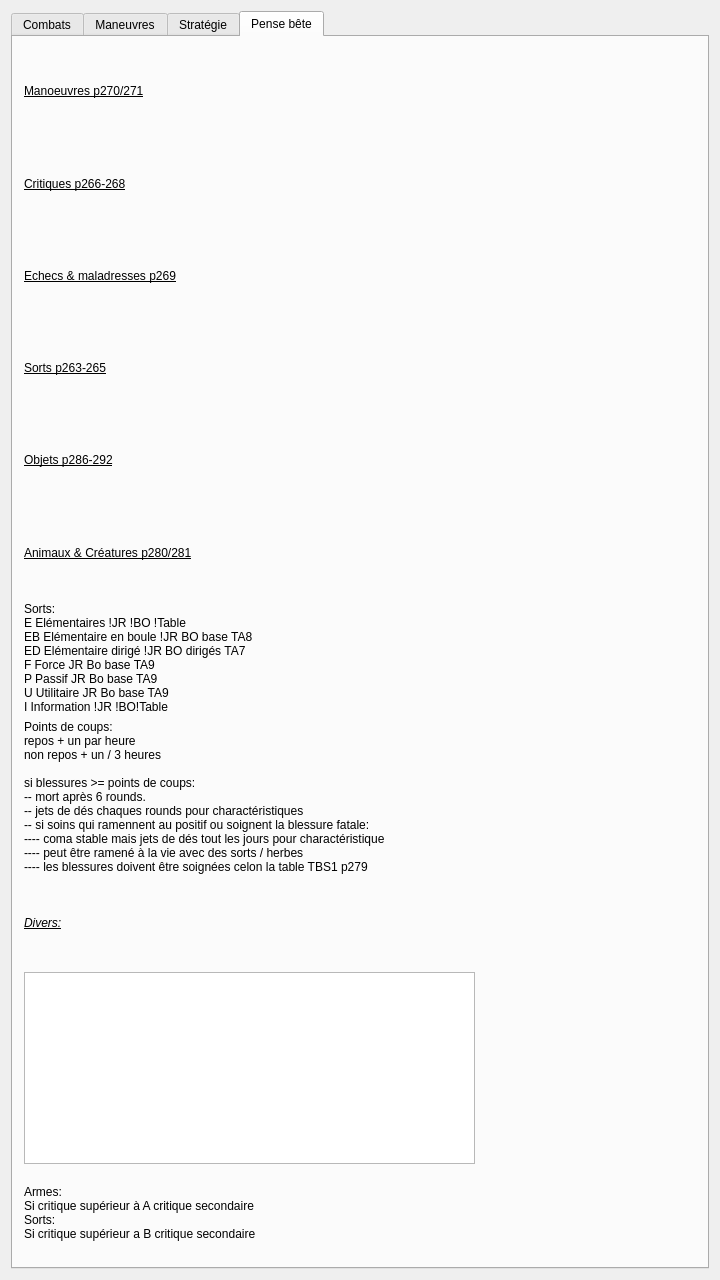
First picture: the form in mainwindow.ui, repository e2002e/JRTM-MERP, before the edit.
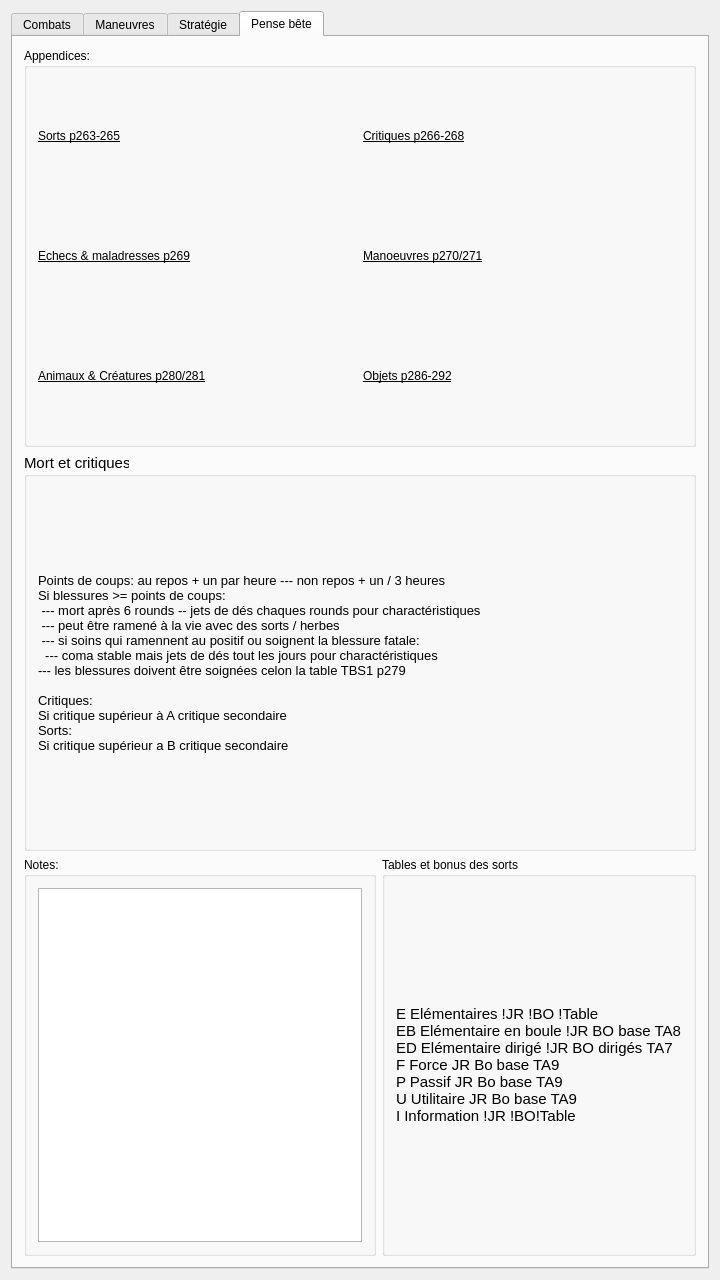
Second picture: the form after the edit. The open tabs and pages were chosen to show the change. Icons and pictures are not drawn.

```diff
--- a/mainwindow.ui
+++ b/mainwindow.ui
@@ -64,7 +64,7 @@
      <height>0</height>
     </size>
    </property>
-   <layout class="QGridLayout" name="gridLayout_5">
+   <layout class="QGridLayout" name="gridLayout_4">
     <item row="0" column="0">
      <widget class="QTabWidget" name="tabWidget">
       <property name="enabled">
@@ -2202,8 +2202,14 @@
        <attribute name="title">
         <string>Pense bête</string>
        </attribute>
-       <layout class="QGridLayout" name="gridLayout_4">
-        <item row="13" column="0" colspan="2">
+       <layout class="QGridLayout" name="gridLayout_5">
+        <item row="10" column="0" colspan="3">
+         <widget class="QGroupBox" name="groupBox_9">
+          <property name="title">
+           <string>Notes:</string>
+          </property>
+          <layout class="QGridLayout" name="gridLayout_10">
+           <item row="0" column="0">
          <widget class="QTextEdit" name="textEdit">
           <property name="sizePolicy">
            <sizepolicy hsizetype="Preferred" vsizetype="Preferred">
@@ -2227,81 +2233,26 @@
           </property>
          </widget>
         </item>
-        <item row="14" column="0" colspan="3">
-         <widget class="QLabel" name="label_39">
-          <property name="text">
-           <string>Armes:
-Si critique supérieur à A critique secondaire
-Sorts:
-Si critique supérieur a B critique secondaire</string>
-          </property>
+          </layout>
          </widget>
         </item>
-        <item row="10" column="0" colspan="2">
-         <widget class="QLabel" name="label_19">
-          <property name="font">
-           <font>
-            <pointsize>9</pointsize>
-            <weight>50</weight>
-            <bold>false</bold>
-           </font>
+        <item row="10" column="3">
+         <widget class="QGroupBox" name="groupBox_13">
+          <property name="title">
+           <string>Tables et bonus des sorts</string>
           </property>
-          <property name="text">
-           <string>Points de coups:
-repos + un par heure
-non repos + un / 3 heures
-
-si blessures &gt;= points de coups:
--- mort après 6 rounds.
--- jets de dés chaques rounds pour charactéristiques
--- si soins qui ramennent au positif ou soignent la blessure fatale:
----- coma stable mais jets de dés tout les jours pour charactéristique
----- peut être ramené à la vie avec des sorts / herbes
----- les blessures doivent être soignées celon la table TBS1 p279</string>
-          </property>
-         </widget>
-        </item>
-        <item row="12" column="0">
-         <widget class="QLabel" name="label_25">
-          <property name="font">
-           <font>
-            <weight>50</weight>
-            <italic>true</italic>
-            <bold>false</bold>
-            <underline>true</underline>
-           </font>
-          </property>
-          <property name="text">
-           <string>Divers:</string>
-          </property>
-         </widget>
-        </item>
-        <item row="7" column="0">
-         <widget class="QLabel" name="label_26">
-          <property name="font">
-           <font>
-            <weight>50</weight>
-            <bold>false</bold>
-            <underline>true</underline>
-           </font>
-          </property>
-          <property name="text">
-           <string>Animaux &amp; Créatures p280/281</string>
-          </property>
-         </widget>
-        </item>
-        <item row="9" column="0">
+          <layout class="QGridLayout" name="gridLayout_13">
+           <item row="0" column="0">
          <widget class="QLabel" name="label_32">
           <property name="font">
            <font>
-            <pointsize>9</pointsize>
+               <pointsize>11</pointsize>
             <weight>50</weight>
             <bold>false</bold>
            </font>
           </property>
           <property name="text">
-           <string>Sorts:
-E Elémentaires !JR !BO !Table
+              <string>E Elémentaires !JR !BO !Table
 EB Elémentaire en boule !JR BO base TA8
 ED Elémentaire dirigé !JR BO dirigés TA7
 F Force JR Bo base TA9
@@ -2314,21 +2265,55 @@
           </property>
          </widget>
         </item>
-        <item row="2" column="0">
-         <widget class="QLabel" name="label_28">
+          </layout>
+         </widget>
+        </item>
+        <item row="7" column="0" colspan="4">
+         <widget class="QGroupBox" name="groupBox_14">
           <property name="font">
            <font>
+            <pointsize>11</pointsize>
+           </font>
+          </property>
+          <property name="title">
+           <string>Mort et critiques</string>
+          </property>
+          <layout class="QGridLayout" name="gridLayout_14">
+           <item row="0" column="0">
+            <widget class="QLabel" name="label_19">
+             <property name="font">
+              <font>
+               <pointsize>10</pointsize>
             <weight>50</weight>
             <bold>false</bold>
-            <underline>true</underline>
            </font>
           </property>
           <property name="text">
-           <string>Echecs &amp; maladresses p269</string>
+              <string>Points de coups: au repos + un par heure --- non repos + un / 3 heures
+Si blessures &gt;= points de coups:
+ --- mort après 6 rounds -- jets de dés chaques rounds pour charactéristiques
+ --- peut être ramené à la vie avec des sorts / herbes
+ --- si soins qui ramennent au positif ou soignent la blessure fatale:
+  --- coma stable mais jets de dés tout les jours pour charactéristiques
+--- les blessures doivent être soignées celon la table TBS1 p279
+
+Critiques:
+Si critique supérieur à A critique secondaire
+Sorts:
+Si critique supérieur a B critique secondaire</string>
           </property>
          </widget>
         </item>
-        <item row="3" column="0">
+          </layout>
+         </widget>
+        </item>
+        <item row="6" column="0" colspan="4">
+         <widget class="QGroupBox" name="groupBox_10">
+          <property name="title">
+           <string>Appendices:</string>
+          </property>
+          <layout class="QGridLayout" name="gridLayout_12">
+           <item row="0" column="0">
          <widget class="QLabel" name="label_29">
           <property name="font">
            <font>
@@ -2342,7 +2327,35 @@
           </property>
          </widget>
         </item>
-        <item row="1" column="0">
+           <item row="2" column="0">
+            <widget class="QLabel" name="label_28">
+             <property name="font">
+              <font>
+               <weight>50</weight>
+               <bold>false</bold>
+               <underline>true</underline>
+              </font>
+             </property>
+             <property name="text">
+              <string>Echecs &amp; maladresses p269</string>
+             </property>
+            </widget>
+           </item>
+           <item row="4" column="0">
+            <widget class="QLabel" name="label_26">
+             <property name="font">
+              <font>
+               <weight>50</weight>
+               <bold>false</bold>
+               <underline>true</underline>
+              </font>
+             </property>
+             <property name="text">
+              <string>Animaux &amp; Créatures p280/281</string>
+             </property>
+            </widget>
+           </item>
+           <item row="0" column="1">
          <widget class="QLabel" name="label_30">
           <property name="font">
            <font>
@@ -2356,7 +2369,7 @@
           </property>
          </widget>
         </item>
-        <item row="0" column="0">
+           <item row="2" column="1">
          <widget class="QLabel" name="label_27">
           <property name="font">
            <font>
@@ -2370,7 +2383,7 @@
           </property>
          </widget>
         </item>
-        <item row="4" column="0">
+           <item row="4" column="1">
          <widget class="QLabel" name="label_31">
           <property name="font">
            <font>
@@ -2386,6 +2399,9 @@
         </item>
        </layout>
       </widget>
+        </item>
+       </layout>
+      </widget>
      </widget>
     </item>
    </layout>
```
Left out of the diff: 140 changed lines with no effect on the pictures. Lines whose indentation alone changed are shown as unchanged.
